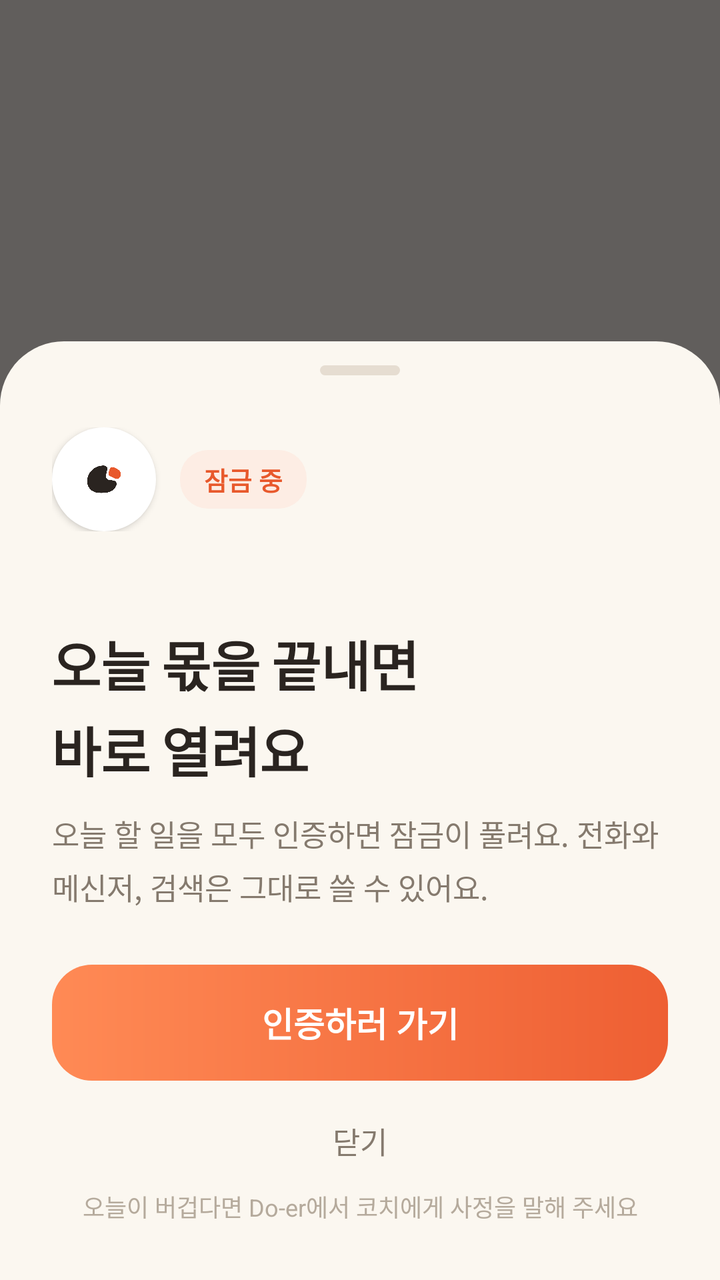
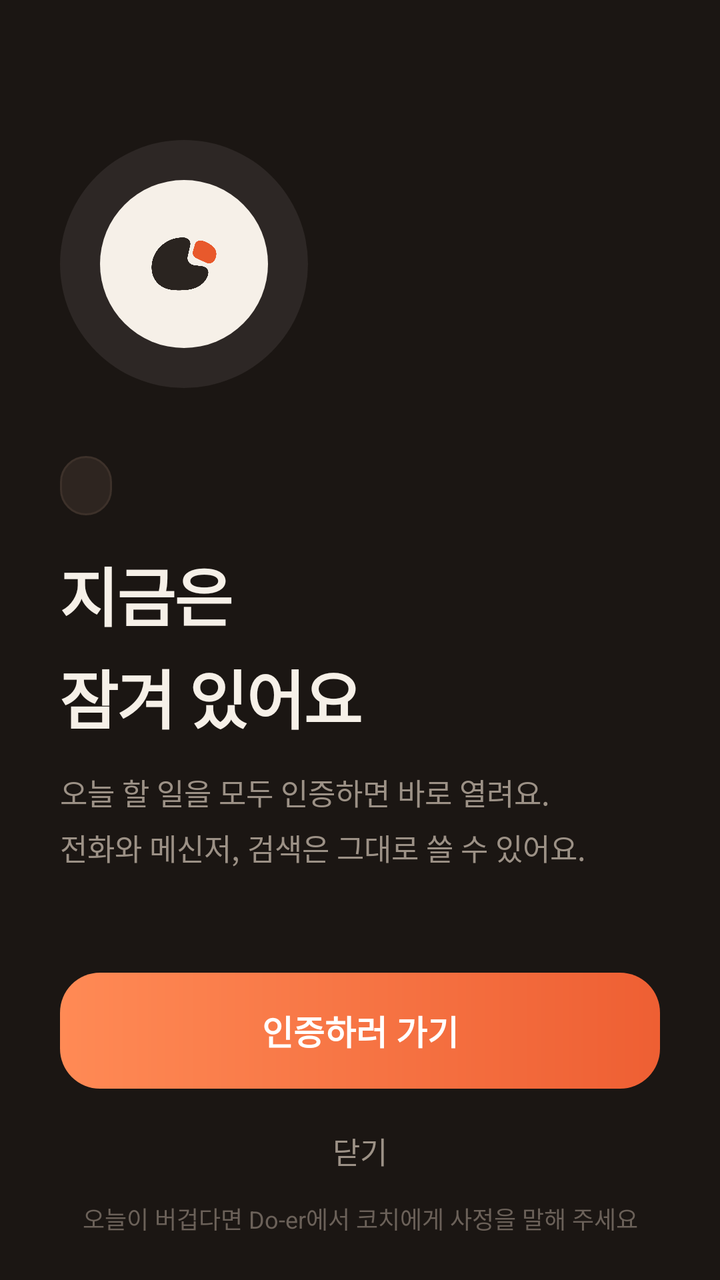

An Android layout rendered at two revisions. The XML below is the earlier revision; the diff shows what the commit changed to produce the second picture.
<!-- AndroidManifest.xml: activity theme LockTheme -->
<!-- res/layout/lock.xml -->
<?xml version="1.0" encoding="utf-8"?>
<FrameLayout xmlns:android="http://schemas.android.com/apk/res/android"
    android:id="@+id/lock_root"
    android:layout_width="match_parent"
    android:layout_height="match_parent"
    android:background="#B31F1A17">

    <LinearLayout
        android:layout_width="match_parent"
        android:layout_height="wrap_content"
        android:layout_gravity="bottom"
        android:background="@drawable/bg_lock_card"
        android:clickable="true"
        android:orientation="vertical"
        android:paddingStart="26dp"
        android:paddingTop="12dp"
        android:paddingEnd="26dp"
        android:paddingBottom="28dp">

        <View
            android:layout_width="40dp"
            android:layout_height="5dp"
            android:layout_gravity="center_horizontal"
            android:background="@drawable/bg_lock_grip" />

        <LinearLayout
            android:layout_width="match_parent"
            android:layout_height="wrap_content"
            android:layout_marginTop="26dp"
            android:gravity="center_vertical"
            android:orientation="horizontal">

            <ImageView
                android:layout_width="52dp"
                android:layout_height="52dp"
                android:background="@drawable/bg_lock_circle"
                android:elevation="2dp"
                android:padding="12dp"
                android:src="@drawable/symbol" />

            <TextView
                android:layout_width="wrap_content"
                android:layout_height="wrap_content"
                android:layout_marginStart="12dp"
                android:background="@drawable/bg_lock_pill"
                android:paddingStart="12dp"
                android:paddingTop="5dp"
                android:paddingEnd="12dp"
                android:paddingBottom="5dp"
                android:text="잠금 중"
                android:textColor="#E8592C"
                android:textSize="13sp"
                android:textStyle="bold" />
        </LinearLayout>

        <TextView
            android:id="@+id/lock_where"
            android:layout_width="match_parent"
            android:layout_height="wrap_content"
            android:layout_marginTop="22dp"
            android:textColor="#E8592C"
            android:textSize="15sp"
            android:textStyle="bold" />

        <TextView
            android:layout_width="match_parent"
            android:layout_height="wrap_content"
            android:layout_marginTop="4dp"
            android:letterSpacing="-0.02"
            android:lineSpacingExtra="4dp"
            android:text="오늘 몫을 끝내면\n바로 열려요"
            android:textColor="#2A2420"
            android:textSize="27sp"
            android:textStyle="bold" />

        <TextView
            android:layout_width="match_parent"
            android:layout_height="wrap_content"
            android:layout_marginTop="12dp"
            android:lineSpacingExtra="5dp"
            android:text="오늘 할 일을 모두 인증하면 잠금이 풀려요. 전화와 메신저, 검색은 그대로 쓸 수 있어요."
            android:textColor="#857A6E"
            android:textSize="15sp" />

        <TextView
            android:id="@+id/lock_go"
            android:layout_width="match_parent"
            android:layout_height="58dp"
            android:layout_marginTop="28dp"
            android:background="@drawable/bg_lock_button"
            android:gravity="center"
            android:text="인증하러 가기"
            android:textColor="#FFFFFF"
            android:textSize="17sp"
            android:textStyle="bold" />

        <TextView
            android:id="@+id/lock_close"
            android:layout_width="match_parent"
            android:layout_height="48dp"
            android:layout_marginTop="6dp"
            android:gravity="center"
            android:text="닫기"
            android:textColor="#857A6E"
            android:textSize="15sp" />

        <TextView
            android:layout_width="match_parent"
            android:layout_height="wrap_content"
            android:gravity="center"
            android:text="오늘이 버겁다면 Do-er에서 코치에게 사정을 말해 주세요"
            android:textColor="#B5AA9C"
            android:textSize="12sp" />
    </LinearLayout>
</FrameLayout>
<!-- resources referenced by this layout -->
<resources>
  <!-- drawable bg_lock_button (drawable) -->
  <?xml version="1.0" encoding="utf-8"?>
  <ripple xmlns:android="http://schemas.android.com/apk/res/android" android:color="#33FFFFFF">
      <item>
          <shape>
              <gradient android:angle="0" android:startColor="#FF8A55" android:endColor="#EE5F33" />
              <corners android:radius="20dp" />
          </shape>
      </item>
  </ripple>
  <!-- drawable bg_lock_card (drawable) -->
  <?xml version="1.0" encoding="utf-8"?>
  <shape xmlns:android="http://schemas.android.com/apk/res/android">
      <solid android:color="#FBF7F0" />
      <corners android:topLeftRadius="32dp" android:topRightRadius="32dp" />
  </shape>
  <!-- drawable bg_lock_circle (drawable) -->
  <?xml version="1.0" encoding="utf-8"?>
  <shape xmlns:android="http://schemas.android.com/apk/res/android" android:shape="oval">
      <solid android:color="#FFFFFF" />
  </shape>
  <!-- drawable bg_lock_grip (drawable) -->
  <?xml version="1.0" encoding="utf-8"?>
  <shape xmlns:android="http://schemas.android.com/apk/res/android">
      <solid android:color="#E6DDD1" />
      <corners android:radius="3dp" />
  </shape>
  <!-- drawable bg_lock_pill (drawable) -->
  <?xml version="1.0" encoding="utf-8"?>
  <shape xmlns:android="http://schemas.android.com/apk/res/android">
      <solid android:color="#FDEDE4" />
      <corners android:radius="14dp" />
  </shape>
  <!-- drawable symbol: png bitmap (drawable, 16349 bytes) -->
  <style name="LockTheme" parent="android:Theme.Material.Light.NoActionBar">
          <item name="android:windowIsTranslucent">true</item>
          <item name="android:windowBackground">@android:color/transparent</item>
          <item name="android:statusBarColor">@android:color/transparent</item>
          <item name="android:navigationBarColor">@color/cream</item>
          <item name="android:windowLightNavigationBar">true</item>
          <item name="android:windowAnimationStyle">@style/LockAnimation</item>
      </style>
  <color name="cream">#FBF7F0</color>
  <style name="LockAnimation">
          <item name="android:windowEnterAnimation">@android:anim/fade_in</item>
          <item name="android:windowExitAnimation">@android:anim/fade_out</item>
      </style>
</resources>

<!-- the commit's change to res/layout/lock.xml (unified diff, before → after) -->
@@ -3,113 +3,107 @@
     android:id="@+id/lock_root"
     android:layout_width="match_parent"
     android:layout_height="match_parent"
-    android:background="#B31F1A17">
+    android:background="@drawable/bg_lock_night"
+    android:fitsSystemWindows="true">
 
-    <LinearLayout
+  <LinearLayout
+    android:layout_width="match_parent"
+    android:layout_height="match_parent"
+    android:orientation="vertical"
+    android:paddingStart="30dp"
+    android:paddingTop="36dp"
+    android:paddingEnd="30dp"
+    android:paddingBottom="22dp">
+
+    <Space
+        android:layout_width="0dp"
+        android:layout_height="0dp"
+        android:layout_weight="2" />
+
+    <FrameLayout
+        android:id="@+id/lock_mark"
+        android:layout_width="124dp"
+        android:layout_height="124dp"
+        android:background="@drawable/bg_lock_halo">
+
+        <ImageView
+            android:layout_width="84dp"
+            android:layout_height="84dp"
+            android:layout_gravity="center"
+            android:background="@drawable/bg_lock_circle"
+            android:padding="15dp"
+            android:src="@drawable/symbol" />
+    </FrameLayout>
+
+    <TextView
+        android:id="@+id/lock_where"
+        android:layout_width="wrap_content"
+        android:layout_height="wrap_content"
+        android:layout_marginTop="34dp"
+        android:background="@drawable/bg_lock_pill"
+        android:paddingStart="13dp"
+        android:paddingTop="6dp"
+        android:paddingEnd="13dp"
+        android:paddingBottom="6dp"
+        android:textColor="#F0A17E"
+        android:textSize="13sp"
+        android:textStyle="bold" />
+
+    <TextView
+        android:id="@+id/lock_title"
         android:layout_width="match_parent"
         android:layout_height="wrap_content"
-        android:layout_gravity="bottom"
-        android:background="@drawable/bg_lock_card"
-        android:clickable="true"
-        android:orientation="vertical"
-        android:paddingStart="26dp"
-        android:paddingTop="12dp"
-        android:paddingEnd="26dp"
-        android:paddingBottom="28dp">
+        android:layout_marginTop="16dp"
+        android:letterSpacing="-0.02"
+        android:lineSpacingExtra="5dp"
+        android:text="지금은\n잠겨 있어요"
+        android:textColor="#F6F0E8"
+        android:textSize="32sp"
+        android:textStyle="bold" />
 
-        <View
-            android:layout_width="40dp"
-            android:layout_height="5dp"
-            android:layout_gravity="center_horizontal"
-            android:background="@drawable/bg_lock_grip" />
+    <TextView
+        android:id="@+id/lock_body"
+        android:layout_width="match_parent"
+        android:layout_height="wrap_content"
+        android:layout_marginTop="14dp"
+        android:lineSpacingExtra="6dp"
+        android:text="오늘 할 일을 모두 인증하면 바로 열려요.\n전화와 메신저, 검색은 그대로 쓸 수 있어요."
+        android:textColor="#9C9186"
+        android:textSize="15sp" />
 
-        <LinearLayout
-            android:layout_width="match_parent"
-            android:layout_height="wrap_content"
-            android:layout_marginTop="26dp"
-            android:gravity="center_vertical"
-            android:orientation="horizontal">
+    <Space
+        android:layout_width="0dp"
+        android:layout_height="0dp"
+        android:layout_weight="3" />
 
-            <ImageView
-                android:layout_width="52dp"
-                android:layout_height="52dp"
-                android:background="@drawable/bg_lock_circle"
-                android:elevation="2dp"
-                android:padding="12dp"
-                android:src="@drawable/symbol" />
+    <TextView
+        android:id="@+id/lock_go"
+        android:layout_width="match_parent"
+        android:layout_height="58dp"
+        android:background="@drawable/bg_lock_button"
+        android:gravity="center"
+        android:text="인증하러 가기"
+        android:textColor="#FFFFFF"
+        android:textSize="17sp"
+        android:textStyle="bold" />
 
-            <TextView
-                android:layout_width="wrap_content"
-                android:layout_height="wrap_content"
-                android:layout_marginStart="12dp"
-                android:background="@drawable/bg_lock_pill"
-                android:paddingStart="12dp"
-                android:paddingTop="5dp"
-                android:paddingEnd="12dp"
-                android:paddingBottom="5dp"
-                android:text="잠금 중"
-                android:textColor="#E8592C"
-                android:textSize="13sp"
-                android:textStyle="bold" />
-        </LinearLayout>
+    <TextView
+        android:id="@+id/lock_close"
+        android:layout_width="match_parent"
+        android:layout_height="50dp"
+        android:layout_marginTop="6dp"
+        android:gravity="center"
+        android:text="닫기"
+        android:textColor="#9C9186"
+        android:textSize="15sp" />
 
-        <TextView
-            android:id="@+id/lock_where"
-            android:layout_width="match_parent"
-            android:layout_height="wrap_content"
-            android:layout_marginTop="22dp"
-            android:textColor="#E8592C"
-            android:textSize="15sp"
-            android:textStyle="bold" />
-
-        <TextView
-            android:layout_width="match_parent"
-            android:layout_height="wrap_content"
-            android:layout_marginTop="4dp"
-            android:letterSpacing="-0.02"
-            android:lineSpacingExtra="4dp"
-            android:text="오늘 몫을 끝내면\n바로 열려요"
-            android:textColor="#2A2420"
-            android:textSize="27sp"
-            android:textStyle="bold" />
-
-        <TextView
-            android:layout_width="match_parent"
-            android:layout_height="wrap_content"
-            android:layout_marginTop="12dp"
-            android:lineSpacingExtra="5dp"
-            android:text="오늘 할 일을 모두 인증하면 잠금이 풀려요. 전화와 메신저, 검색은 그대로 쓸 수 있어요."
-            android:textColor="#857A6E"
-            android:textSize="15sp" />
-
-        <TextView
-            android:id="@+id/lock_go"
-            android:layout_width="match_parent"
-            android:layout_height="58dp"
-            android:layout_marginTop="28dp"
-            android:background="@drawable/bg_lock_button"
-            android:gravity="center"
-            android:text="인증하러 가기"
-            android:textColor="#FFFFFF"
-            android:textSize="17sp"
-            android:textStyle="bold" />
-
-        <TextView
-            android:id="@+id/lock_close"
-            android:layout_width="match_parent"
-            android:layout_height="48dp"
-            android:layout_marginTop="6dp"
-            android:gravity="center"
-            android:text="닫기"
-            android:textColor="#857A6E"
-            android:textSize="15sp" />
-
-        <TextView
-            android:layout_width="match_parent"
-            android:layout_height="wrap_content"
-            android:gravity="center"
-            android:text="오늘이 버겁다면 Do-er에서 코치에게 사정을 말해 주세요"
-            android:textColor="#B5AA9C"
-            android:textSize="12sp" />
-    </LinearLayout>
+    <TextView
+        android:id="@+id/lock_hint"
+        android:layout_width="match_parent"
+        android:layout_height="wrap_content"
+        android:gravity="center"
+        android:text="오늘이 버겁다면 Do-er에서 코치에게 사정을 말해 주세요"
+        android:textColor="#6B6159"
+        android:textSize="12sp" />
+  </LinearLayout>
 </FrameLayout>
<!-- resource entries referenced after the edit -->
@@ -10,42 +10,42 @@
           </shape>
       </item>
   </ripple>
-  <!-- drawable bg_lock_card (drawable) -->
-  <?xml version="1.0" encoding="utf-8"?>
-  <shape xmlns:android="http://schemas.android.com/apk/res/android">
-      <solid android:color="#FBF7F0" />
-      <corners android:topLeftRadius="32dp" android:topRightRadius="32dp" />
-  </shape>
   <!-- drawable bg_lock_circle (drawable) -->
   <?xml version="1.0" encoding="utf-8"?>
   <shape xmlns:android="http://schemas.android.com/apk/res/android" android:shape="oval">
-      <solid android:color="#FFFFFF" />
+      <solid android:color="#F6F0E8" />
   </shape>
-  <!-- drawable bg_lock_grip (drawable) -->
+  <!-- drawable bg_lock_halo (drawable) -->
+  <?xml version="1.0" encoding="utf-8"?>
+  <shape xmlns:android="http://schemas.android.com/apk/res/android" android:shape="oval">
+      <solid android:color="#14F6F0E8" />
+  </shape>
+  <!-- drawable bg_lock_night (drawable) -->
   <?xml version="1.0" encoding="utf-8"?>
   <shape xmlns:android="http://schemas.android.com/apk/res/android">
-      <solid android:color="#E6DDD1" />
-      <corners android:radius="3dp" />
+      <solid android:color="#1B1613" />
   </shape>
   <!-- drawable bg_lock_pill (drawable) -->
   <?xml version="1.0" encoding="utf-8"?>
   <shape xmlns:android="http://schemas.android.com/apk/res/android">
-      <solid android:color="#FDEDE4" />
+      <solid android:color="#2E2520" />
+      <stroke android:width="1dp" android:color="#3D312A" />
       <corners android:radius="14dp" />
   </shape>
   <!-- drawable symbol: png bitmap (drawable, 16349 bytes) -->
-  <style name="LockTheme" parent="android:Theme.Material.Light.NoActionBar">
-          <item name="android:windowIsTranslucent">true</item>
-          <item name="android:windowBackground">@android:color/transparent</item>
-          <item name="android:statusBarColor">@android:color/transparent</item>
-          <item name="android:navigationBarColor">@color/cream</item>
-          <item name="android:windowLightNavigationBar">true</item>
+  <style name="LockTheme" parent="android:Theme.Material.NoActionBar">
+          <item name="android:windowBackground">@drawable/bg_lock_night</item>
+          <item name="android:statusBarColor">#1B1613</item>
+          <item name="android:navigationBarColor">#1B1613</item>
+          <item name="android:windowLightStatusBar">false</item>
+          <item name="android:windowLightNavigationBar">false</item>
           <item name="android:windowAnimationStyle">@style/LockAnimation</item>
       </style>
-  <color name="cream">#FBF7F0</color>
   <style name="LockAnimation">
-          <item name="android:windowEnterAnimation">@android:anim/fade_in</item>
-          <item name="android:windowExitAnimation">@android:anim/fade_out</item>
+          <item name="android:windowEnterAnimation">@anim/lock_in</item>
+          <item name="android:windowExitAnimation">@anim/lock_out</item>
+          <item name="android:activityOpenEnterAnimation">@anim/lock_in</item>
+          <item name="android:activityCloseExitAnimation">@anim/lock_out</item>
       </style>
 </resources>
 
